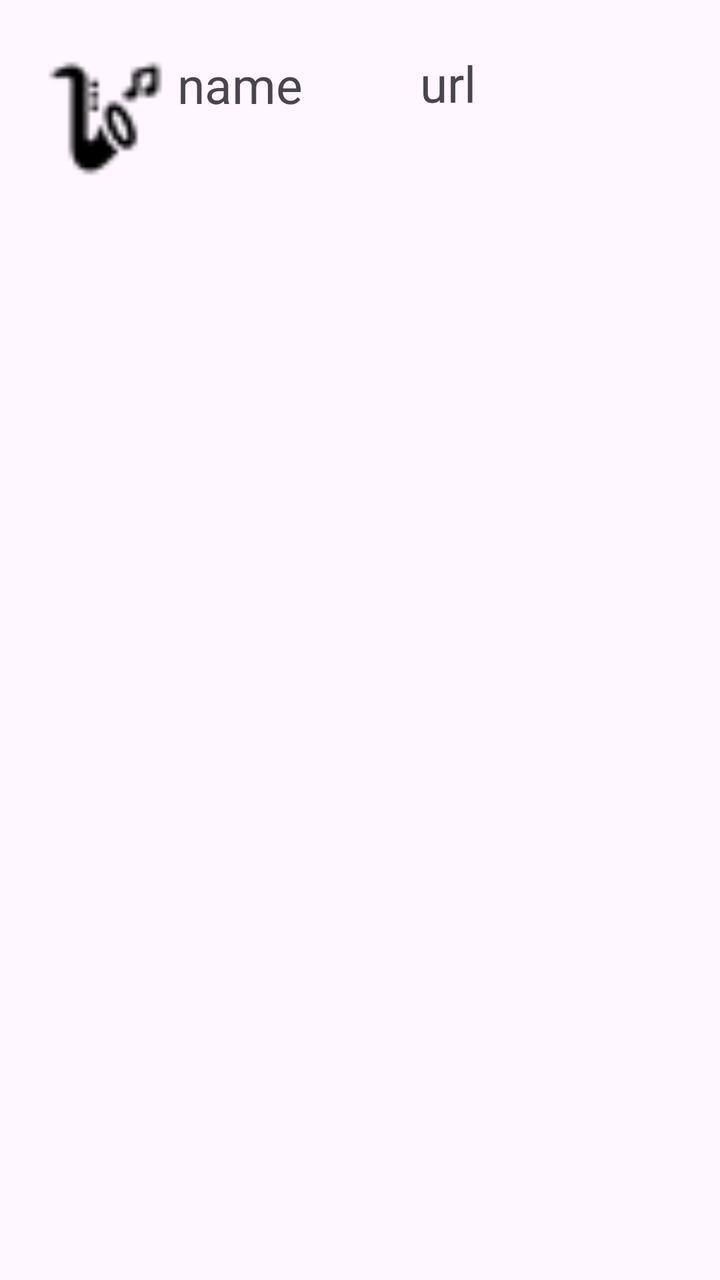
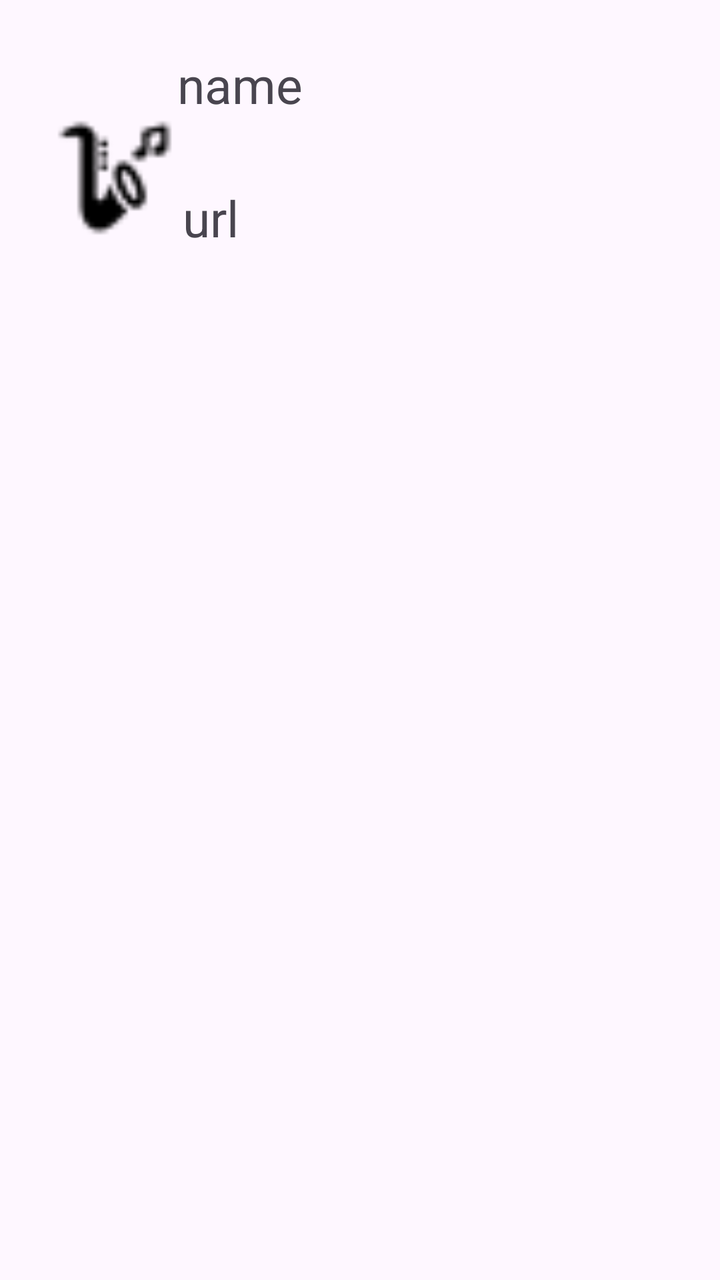

An Android layout rendered at two revisions. The XML below is the earlier revision; the diff shows what the commit changed to produce the second picture.
<!-- AndroidManifest.xml: application theme Theme.HeadphoneParty_App25 -->
<!-- res/layout/row_songs.xml -->
<?xml version="1.0" encoding="utf-8"?>
<androidx.constraintlayout.widget.ConstraintLayout xmlns:android="http://schemas.android.com/apk/res/android"
    xmlns:app="http://schemas.android.com/apk/res-auto"
    xmlns:tools="http://schemas.android.com/tools"
    android:layout_width="match_parent"
    android:layout_height="match_parent">

    <ImageView
        android:id="@+id/iv_song"
        android:layout_width="60dp"
        android:layout_height="69dp"
        app:layout_constraintBottom_toBottomOf="parent"
        app:layout_constraintEnd_toEndOf="parent"
        app:layout_constraintHorizontal_bias="0.075"
        app:layout_constraintStart_toStartOf="parent"
        app:layout_constraintTop_toTopOf="parent"
        app:layout_constraintVertical_bias="0.043"
        app:srcCompat="@drawable/jazz" />

    <TextView
        android:id="@+id/tv_song_name"
        android:layout_width="112dp"
        android:layout_height="66dp"
        android:text="name"
        android:textSize="25sp"
        app:layout_constraintBottom_toBottomOf="parent"
        app:layout_constraintEnd_toEndOf="parent"
        app:layout_constraintHorizontal_bias="0.358"
        app:layout_constraintStart_toStartOf="parent"
        app:layout_constraintTop_toTopOf="parent"
        app:layout_constraintVertical_bias="0.044" />

    <TextView
        android:id="@+id/tv_song_url"
        android:layout_width="109dp"
        android:layout_height="64dp"
        android:textSize="25sp"
        android:text="url"
        app:layout_constraintBottom_toBottomOf="parent"
        app:layout_constraintEnd_toEndOf="parent"
        app:layout_constraintHorizontal_bias="0.836"
        app:layout_constraintStart_toStartOf="parent"
        app:layout_constraintTop_toTopOf="parent"
        app:layout_constraintVertical_bias="0.043" />
</androidx.constraintlayout.widget.ConstraintLayout>
<!-- resources referenced by this layout -->
<resources>
  <!-- drawable jazz: png bitmap (drawable, 668 bytes) -->
  <style name="Theme.HeadphoneParty_App25" parent="Base.Theme.HeadphoneParty_App25" />
  <style name="Base.Theme.HeadphoneParty_App25" parent="Theme.Material3.DayNight.NoActionBar">
          
          
      </style>
</resources>

<!-- the commit's change to res/layout/row_songs.xml (unified diff, before → after) -->
@@ -11,10 +11,10 @@
         android:layout_height="69dp"
         app:layout_constraintBottom_toBottomOf="parent"
         app:layout_constraintEnd_toEndOf="parent"
-        app:layout_constraintHorizontal_bias="0.075"
+        app:layout_constraintHorizontal_bias="0.091"
         app:layout_constraintStart_toStartOf="parent"
         app:layout_constraintTop_toTopOf="parent"
-        app:layout_constraintVertical_bias="0.043"
+        app:layout_constraintVertical_bias="0.095"
         app:srcCompat="@drawable/jazz" />
 
     <TextView
@@ -34,12 +34,12 @@
         android:id="@+id/tv_song_url"
         android:layout_width="109dp"
         android:layout_height="64dp"
+        android:text="url"
         android:textSize="25sp"
-        android:text="url"
         app:layout_constraintBottom_toBottomOf="parent"
         app:layout_constraintEnd_toEndOf="parent"
-        app:layout_constraintHorizontal_bias="0.836"
+        app:layout_constraintHorizontal_bias="0.364"
         app:layout_constraintStart_toStartOf="parent"
         app:layout_constraintTop_toTopOf="parent"
-        app:layout_constraintVertical_bias="0.043" />
+        app:layout_constraintVertical_bias="0.16" />
 </androidx.constraintlayout.widget.ConstraintLayout>
